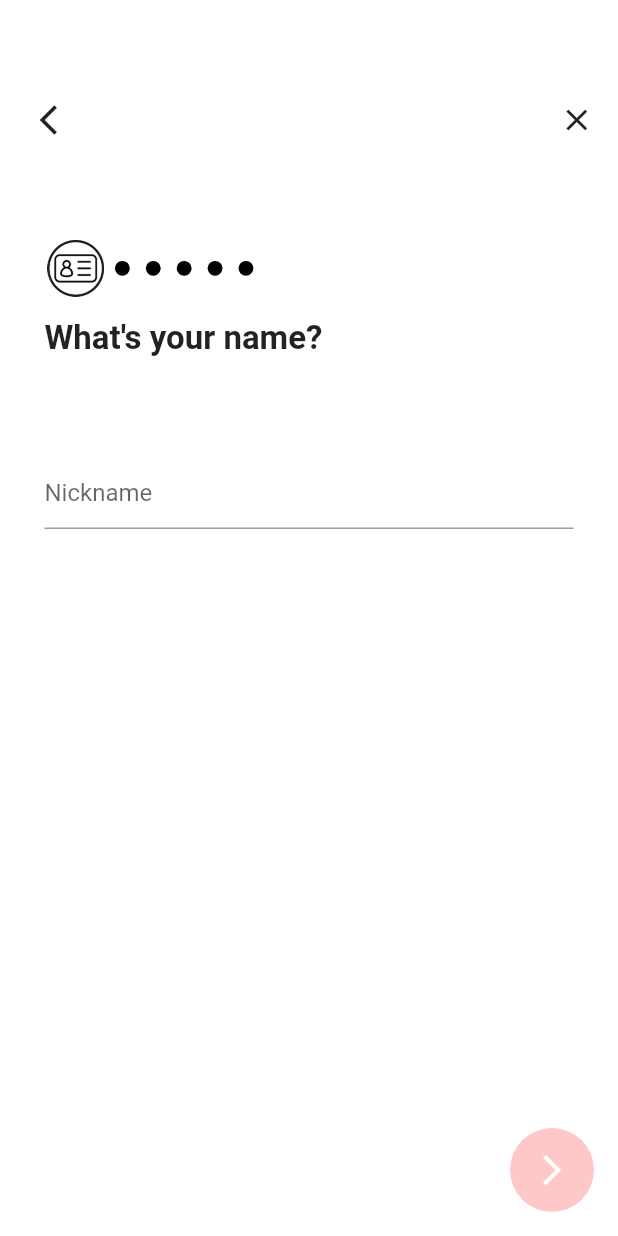
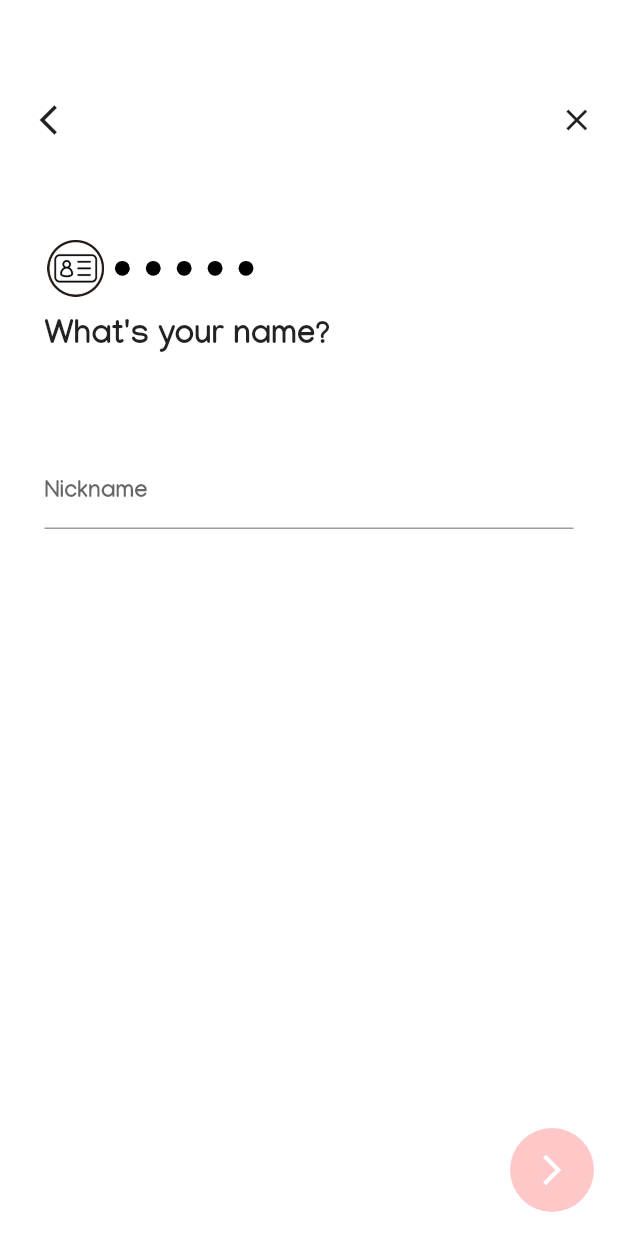
Before and after one commit to HyeJin-Yang/GoingHome, a Flutter app: the screen it shows after launch, after a tap on "Sign in with Google", on a phone screen of 412 x 824 dp. Run offline on Flutter 3.47's test engine with Material 2 defaults, Android fonts, the light colour scheme and no system bars.

Commit message:
2021-02-06

```diff
--- a/lib/Pages/SignInPage.dart
+++ b/lib/Pages/SignInPage.dart
@@ -9,7 +9,7 @@ class _SigninPage extends State<SigninPage> {
   double screenHeight;
   double screenWidth;
   int curIndex = 0;
-
+  DateTime dayPicker = DateTime.now();
   @override
   Widget build(BuildContext context) {
     screenHeight = MediaQuery.of(context).size.height;
@@ -100,7 +100,7 @@ Widget mainText(){
   "What's your date of birth?", "Pick your profile pictures", "Introduce yourself"];
   return Padding(
     padding: EdgeInsets.only(top: screenHeight*0.018, bottom: screenHeight*0.08),
-    child: Text(text[this.curIndex], style: TextStyle(fontSize: 22, fontWeight: FontWeight.bold), textAlign: TextAlign.left,));
+    child: Text(text[this.curIndex], style: TextStyle(fontFamily: 'Manjaribold', fontSize: 22, fontWeight: FontWeight.bold), textAlign: TextAlign.left,));
 }
 
 Widget userInputField(){
@@ -111,6 +111,7 @@ Widget userInputField(){
 
 Widget nameField() {
   return TextFormField(
+    style: TextStyle(fontFamily: 'Manjaribold'),
     cursorColor: Color.fromRGBO(216, 216, 216, 1.0),
     decoration: InputDecoration(
       hintText: "Nickname",
@@ -129,6 +130,7 @@ Widget nameField() {
 
 Widget emailField(){
   return TextFormField(
+    style: TextStyle(fontFamily: 'Manjaribold'),
     cursorColor: Color.fromRGBO(216, 216, 216, 1.0),
     decoration: InputDecoration(
         hintText: "Email Address",
@@ -150,7 +152,31 @@ Widget genderField(){
 }
 
 Widget birthField(){
-  return Container();
+  return Container(
+      height: screenHeight*0.4,
+      width: screenWidth*0.853,
+      child:CupertinoTheme(
+          data: CupertinoThemeData(
+            textTheme: CupertinoTextThemeData(
+              dateTimePickerTextStyle: TextStyle(
+                fontSize: 20, fontFamily: 'Manjaribold'
+              ),
+            ),
+          ),
+        child:CupertinoDatePicker(
+          initialDateTime: DateTime.now(),
+          minimumYear: 1900,
+          maximumYear:2021,
+          use24hFormat: true,
+          mode: CupertinoDatePickerMode.date,
+          onDateTimeChanged: (time) {
+            setState(() {
+              dayPicker = time;
+            });
+          })
+        )
+  );
+
 }
 
 Widget profilePicField(){
```
Also changed, not shown: pubspec.yaml (+1 -13 lines), images/44444.PNG (deleted).
